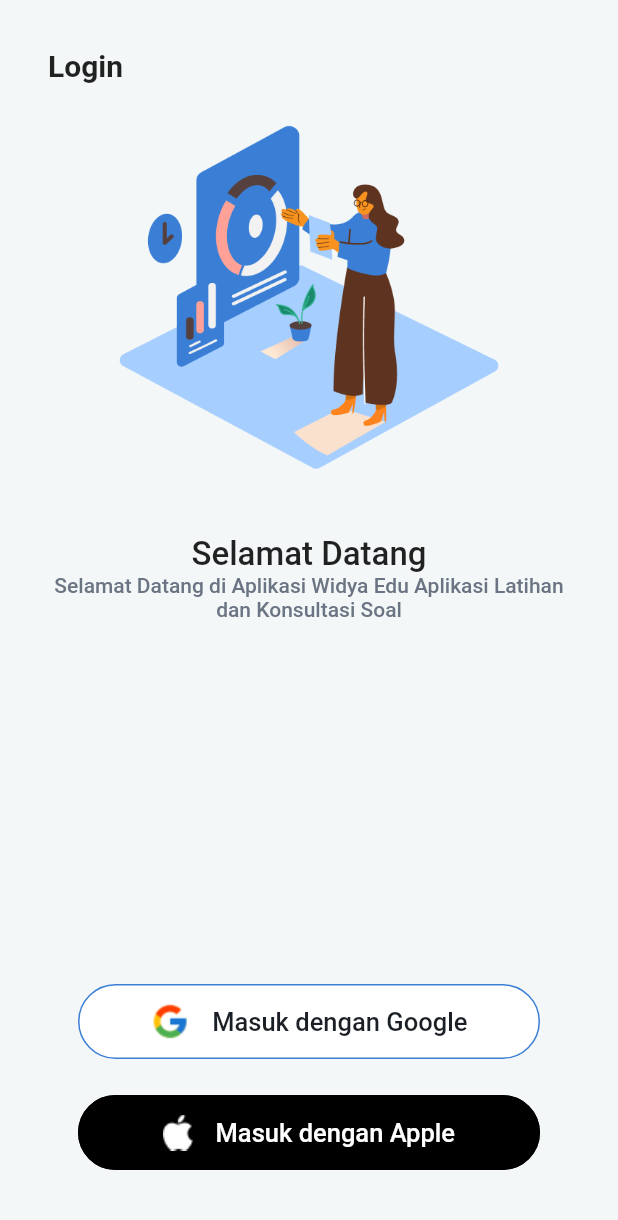
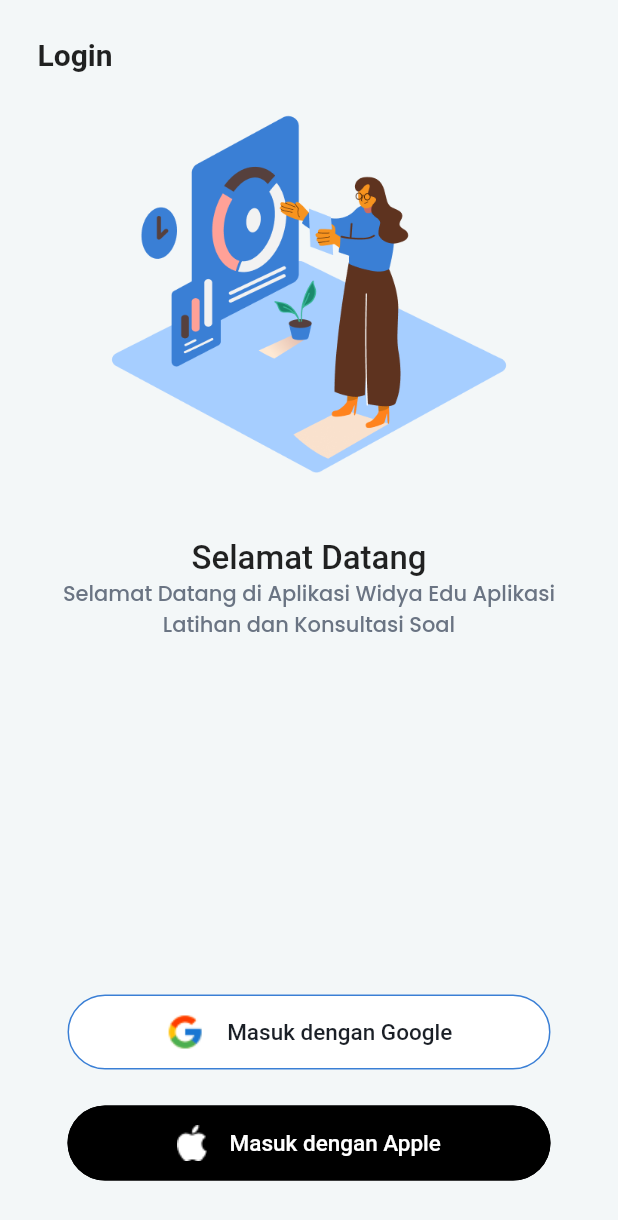
Before and after one commit to hamamulwidya/edspert-latsol, a Flutter app: the screen it shows after launch, on a phone screen of 412 x 824 dp. Shown: the top 1220 px of the screen. Run offline on Flutter 3.47's test engine with Material 2 defaults, Android fonts, the phone set to English and light mode, and no system bars; our stand-ins replace google_fonts.

Commit message:
small improvement

```diff
--- a/lib/view/login_page.dart
+++ b/lib/view/login_page.dart
@@ -1,6 +1,7 @@
 import 'package:flutter/material.dart';
 import 'package:git_project/constants/r.dart';
 import 'package:git_project/view/register_page.dart';
+import 'package:google_fonts/google_fonts.dart';
 
 class LoginPage extends StatefulWidget {
   const LoginPage({Key? key}) : super(key: key);
@@ -13,11 +14,10 @@ class LoginPage extends StatefulWidget {
 class _LoginPageState extends State<LoginPage> {
   @override
   Widget build(BuildContext context) {
-    var gridDelegate;
     return Scaffold(
-      backgroundColor: R.colors.grey,
+      backgroundColor: Color(0xfff3f7f8),
       body: Padding(
-        padding: const EdgeInsets.all(32.0),
+        padding: const EdgeInsets.all(25.0),
         child: Column(
           children: [
             Align(
@@ -43,9 +43,9 @@ class _LoginPageState extends State<LoginPage> {
             Text(
               R.strings.loginDescription,
               textAlign: TextAlign.center,
-              style: TextStyle(
+              style: GoogleFonts.poppins().copyWith(
+                fontWeight: FontWeight.w500,
                 fontSize: 14,
-                fontWeight: FontWeight.w500,
                 color: R.colors.greySubtitle,
               ),
             ),
@@ -64,7 +64,7 @@ class _LoginPageState extends State<LoginPage> {
                   Text(
                     R.strings.loginWithGoogle,
                     style: TextStyle(
-                      fontSize: 17,
+                      fontSize: 15,
                       fontWeight: FontWeight.w500,
                       color: R.colors.blackLogin,
                     ),
@@ -88,7 +88,7 @@ class _LoginPageState extends State<LoginPage> {
                   Text(
                     R.strings.loginWithApple,
                     style: TextStyle(
-                      fontSize: 17,
+                      fontSize: 15,
                       fontWeight: FontWeight.w500,
                       color: Colors.white,
                     ),
--- a/pubspec.yaml
+++ b/pubspec.yaml
@@ -29,7 +29,8 @@ environment:
 dependencies:
   flutter:
     sdk: flutter
-
+  google_fonts: ^2.3.1
+  shared_preferences: ^2.0.13
 
   # The following adds the Cupertino Icons font to your application.
   # Use with the CupertinoIcons class for iOS style icons.
```
Also changed, not shown: pubspec.lock, 7 other files.
